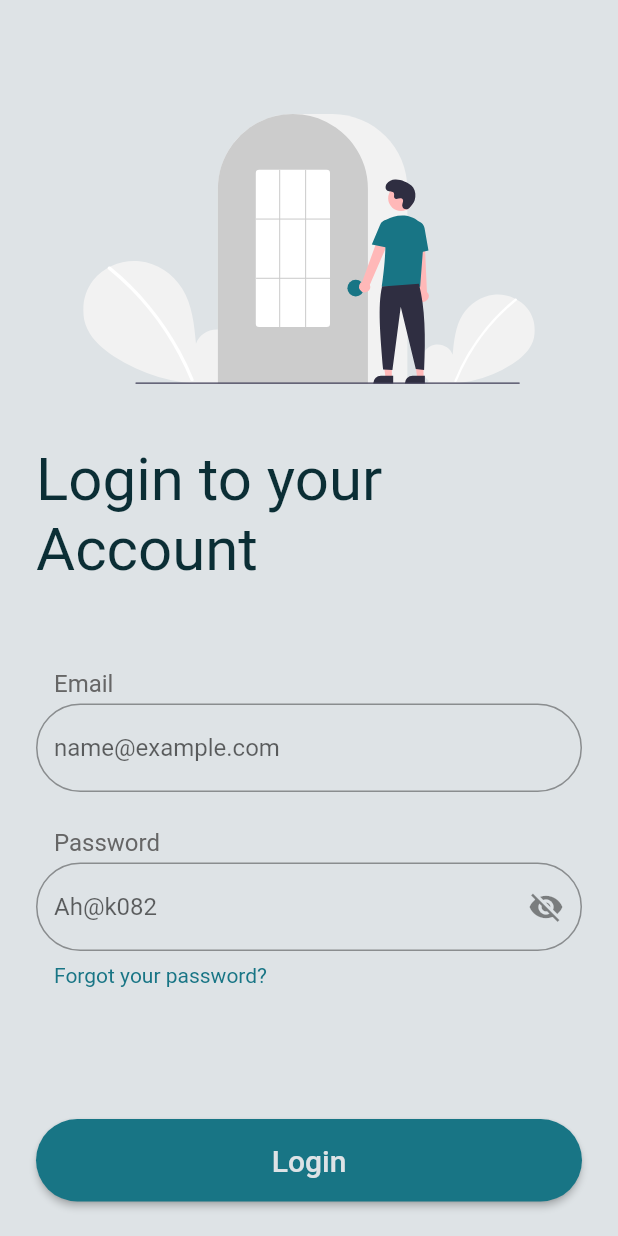
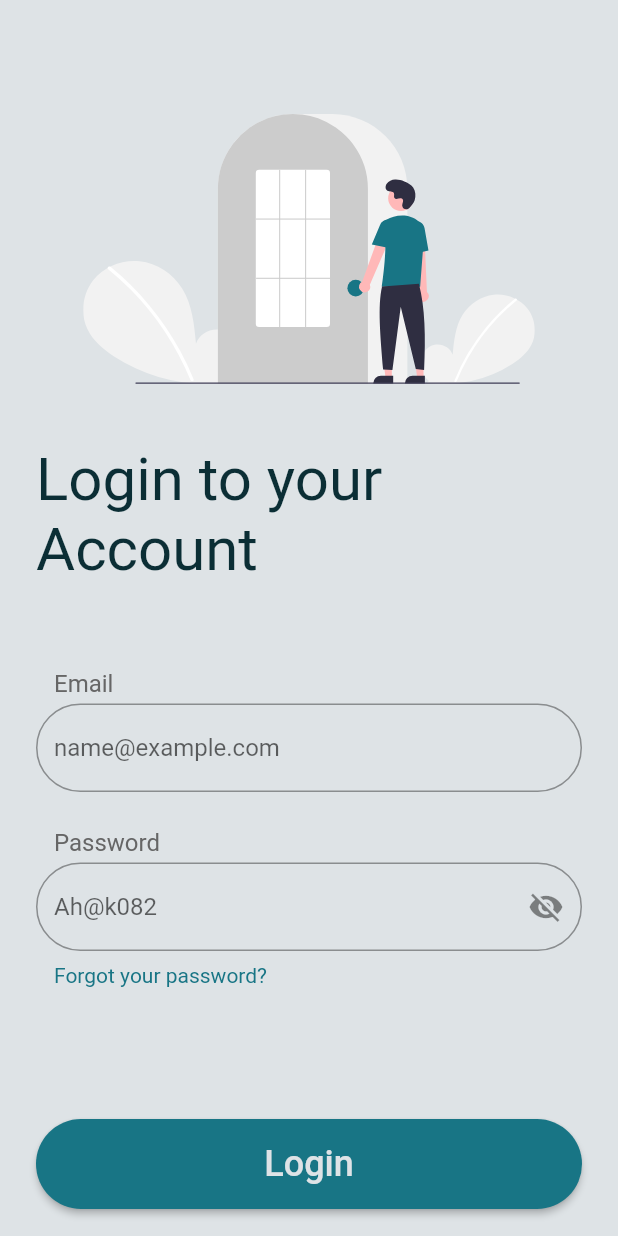
Before and after one commit to RashadGhassan/ToDo-List-Project, a Flutter app: the screen it shows after launch, on a phone screen of 412 x 824 dp. Run offline on Flutter 3.47's test engine with Material 2 defaults, Android fonts, the phone set to English and light mode, and no system bars; our stand-ins replace flutter_svg; Roboto replaces fonts that are missing (Poppins).

Commit message:
some changes in the login.dart

```diff
--- a/lib/screens/login_screen.dart
+++ b/lib/screens/login_screen.dart
@@ -216,11 +216,11 @@ class LoginButton extends StatelessWidget {
           }
         },
         child: const Padding(
-          padding: EdgeInsets.all(16.0),
+          padding: EdgeInsets.symmetric(vertical: 16.0),
           child: Text(
             "Login",
             style: TextStyle(
-              fontSize: 20,
+              fontSize: 24,
               color: Color(0xffdee3e6),
               fontWeight: FontWeight.w500,
             ),
```
